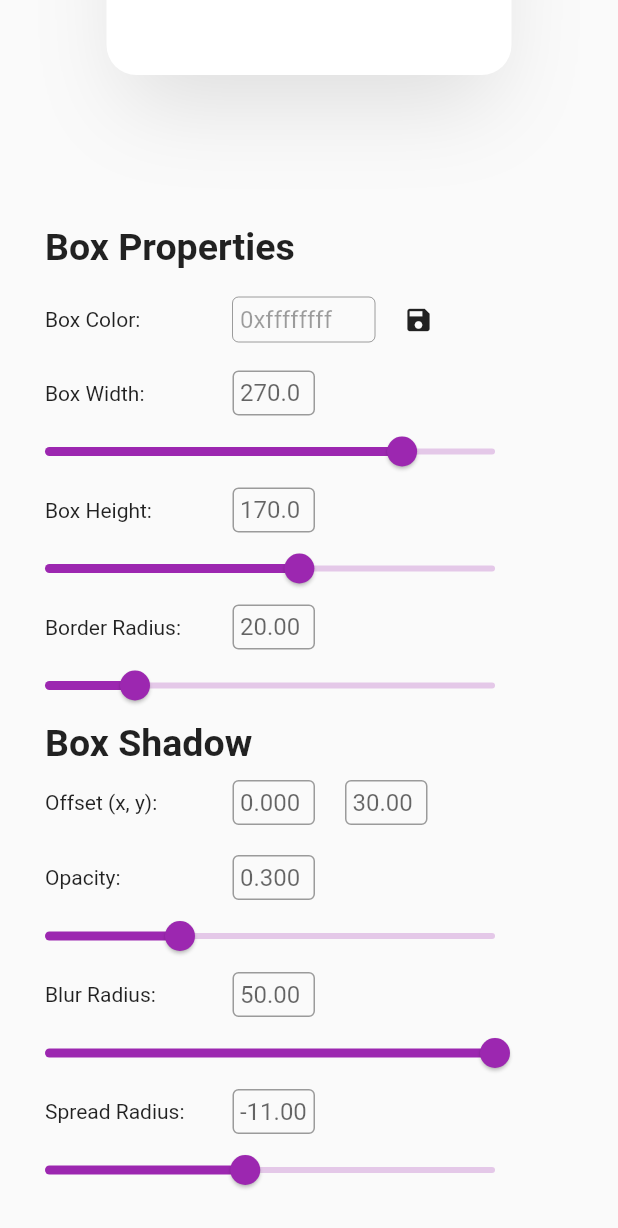
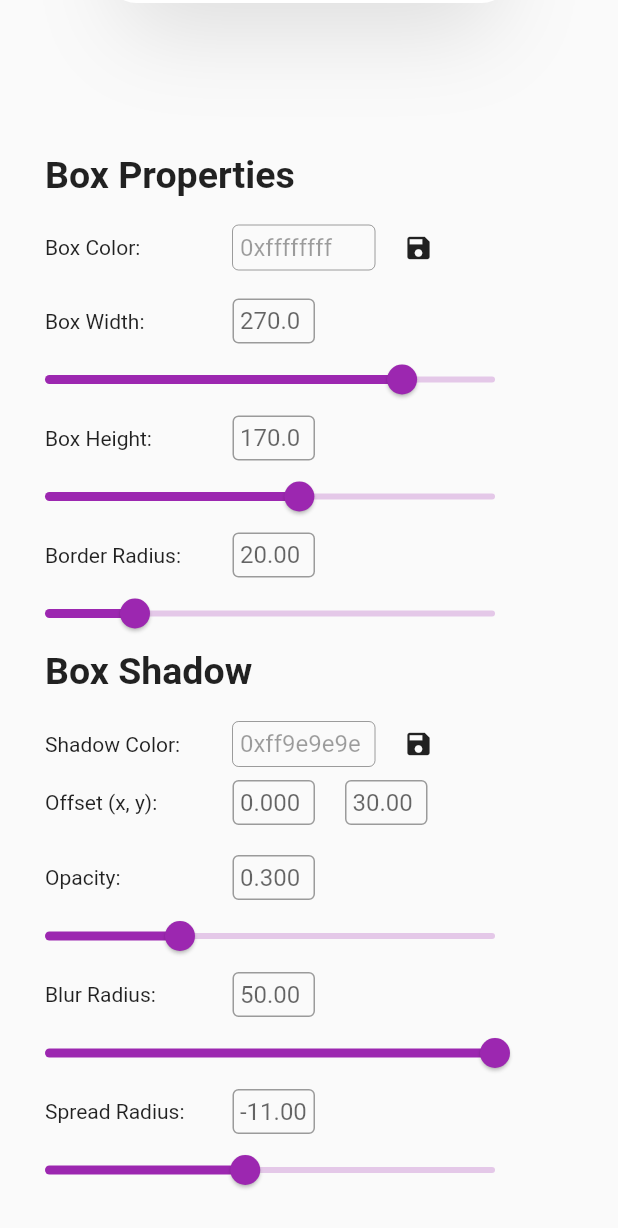
Before and after one commit to AndyLaiJS/Visual-Box, a Flutter app: the screen it shows after launch, scrolled down 576 dp, after a tap on the "save" icon, on a phone screen of 412 x 824 dp. Shown: the top 1228 px of the screen. Run offline on Flutter 3.47's test engine with Material 2 defaults, Android fonts, the light colour scheme and no system bars; drawn by our look-alikes of sticky_headers; our stand-ins replace flutter_colorpicker.

Commit message:
Add Shadow Color option

```diff
--- a/lib/main.dart
+++ b/lib/main.dart
@@ -37,6 +37,7 @@ class _VisualizerState extends State<Visualizer>
   double y = 30;
 
   final colorHolder = TextEditingController();
+  final shadowColorHolder = TextEditingController();
   final lebarHolder = TextEditingController();
   final tinggiHolder = TextEditingController();
   final bxHolder = TextEditingController();
@@ -52,10 +53,16 @@ class _VisualizerState extends State<Visualizer>
   Color pickerColor = Color(0xffffffff);
   Color currentColor = Color(0xffffffff);
   String strCurrentColor = "0xffffffff";
+  Color shadowPickerColor = Colors.grey;
+  Color shadowCurrentColor = Colors.grey;
+  String strSCurrentColor = "0xff9e9e9e";
 
   // ValueChanged<Color> callback
   void changeColor(Color color) {
     setState(() => pickerColor = color);
+  }
+  void shadowChangeColor(Color color) {
+    setState(() => shadowPickerColor = color);
   }
 
   AnimationController controller;
@@ -133,6 +140,9 @@ class _VisualizerState extends State<Visualizer>
                           strCurrentColor = "0xffffffff";
                           currentColor = Color(0xffffffff);
                           pickerColor = Color(0xffffffff);
+                          strSCurrentColor = "0xff9e9e9e";
+                          shadowCurrentColor = Colors.grey;
+                          shadowPickerColor = Colors.grey;
                           lebar = 270;
                           tinggi = 170;
                           bxRadius = 20;
@@ -164,7 +174,7 @@ class _VisualizerState extends State<Visualizer>
                       color: pickerColor,
                       boxShadow: [
                         BoxShadow(
-                          color: Colors.grey.withOpacity(opacity),
+                          color: shadowCurrentColor.withOpacity(opacity),
                           blurRadius: brRadius,
                           spreadRadius: spRadius,
                           offset: Offset(x, y),
@@ -211,6 +221,7 @@ class _VisualizerState extends State<Visualizer>
                               width: 95,
                               child: InkWell(
                                 onTap: () {
+                                  // the Color Picker
                                   showDialog(
                                     context: context,
                                     child: AlertDialog(
@@ -251,6 +262,7 @@ class _VisualizerState extends State<Visualizer>
                                         ),
                                       ],
                                     ),
+                                    // End of Color Picker
                                   );
                                 },
                                 child: TextField(
@@ -276,6 +288,7 @@ class _VisualizerState extends State<Visualizer>
                                 size: 20,
                               ),
                               onPressed: () {
+                                // allows copy pasting via the button
                                 Clipboard.setData(new ClipboardData(
                                     text: "${strCurrentColor}"));
                               },
@@ -497,6 +510,96 @@ class _VisualizerState extends State<Visualizer>
                         ),
                         // End of sub-header
                         SizedBox(height: 10),
+
+                        // Shadow Color : | input box |
+                        Row(
+                          children: <Widget>[
+                            Container(
+                              width: 125,
+                              child: Text(
+                                "Shadow Color:",
+                              ),
+                            ),
+                            Container(
+                              height: 30,
+                              width: 95,
+                              child: InkWell(
+                                onTap: () {
+                                  // the Color Picker
+                                  showDialog(
+                                    context: context,
+                                    child: AlertDialog(
+                                      title: const Text(
+                                        "Pick a Color!",
+                                        style: TextStyle(
+                                          fontSize: 20,
+                                          color: Colors.purple,
+                                        ),
+                                      ),
+                                      content: SingleChildScrollView(
+                                        child: ColorPicker(
+                                          pickerColor: shadowPickerColor,
+                                          onColorChanged: shadowChangeColor,
+                                          showLabel: true,
+                                          pickerAreaHeightPercent: 0.8,
+                                        ),
+                                      ),
+                                      actions: <Widget>[
+                                        FlatButton(
+                                          child: Text(
+                                            "Ok",
+                                            style: TextStyle(
+                                              fontSize: 20,
+                                              color: Colors.purple,
+                                            ),
+                                          ),
+                                          onPressed: () {
+                                            setState(() =>
+                                                shadowCurrentColor = shadowPickerColor);
+                                            strSCurrentColor = shadowCurrentColor
+                                                .toString()
+                                                .replaceAll("Color(", "");
+                                            strSCurrentColor = strSCurrentColor
+                                                .replaceAll(")", "");
+                                            Navigator.of(context).pop();
+                                          },
+                                        ),
+                                      ],
+                                    ),
+                                    // End of Color Picker
+                                  );
+                                },
+                                child: TextField(
+                                  enabled: false,
+                                  controller: shadowColorHolder,
+                                  decoration: InputDecoration(
+                                    contentPadding: EdgeInsets.all(5),
+                                    hintText: "${strSCurrentColor}",
+                                    border: OutlineInputBorder(
+                                      borderSide: BorderSide(
+                                        color: Colors.black,
+                                        width: 5,
+                                      ),
+                                    ),
+                                  ),
+                                ),
+                              ),
+                            ),
+                            SizedBox(width: 5),
+                            IconButton(
+                              icon: Icon(
+                                Icons.save,
+                                size: 20,
+                              ),
+                              onPressed: () {
+                                // allows copy pasting via the button
+                                Clipboard.setData(new ClipboardData(
+                                    text: "${strSCurrentColor}"));
+                              },
+                            )
+                          ],
+                        ),
+                        // End of Box Color : | i_b |
 
                         // Offset
                         Row(
```
